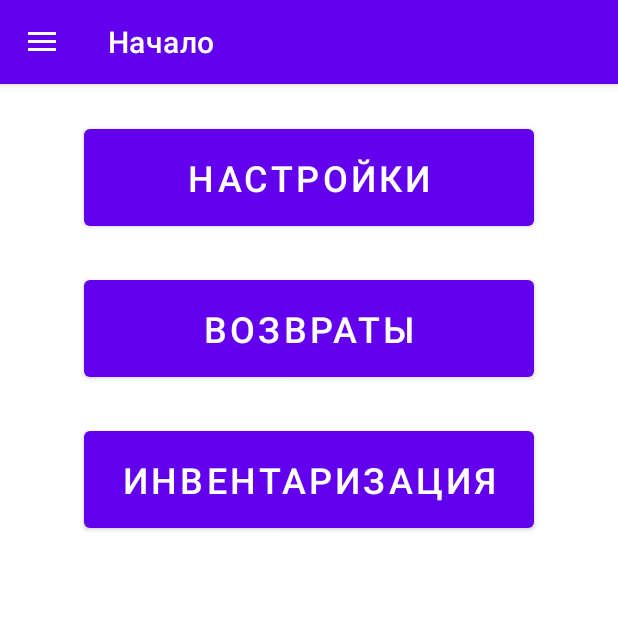
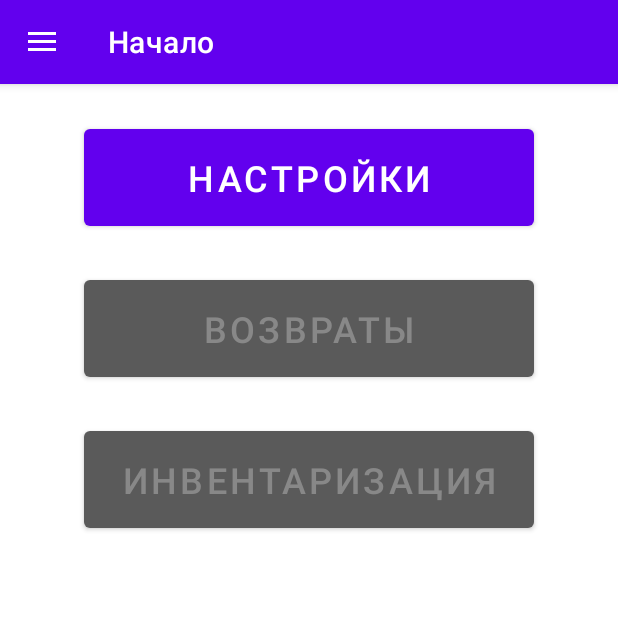
Before and after one commit to uleman1c/ApexWH, an Android app: the screen it shows after launch (MainActivity), on a phone screen of 412 x 824 dp, the top half of it. Run offline under Robolectric (Android 15) with nearby library versions, the light colour scheme and no system bars; our stand-ins replace navigation-ui; libraries missing offline, so code that uses them is left out: com.loopj.android, cz.msebera.android.

Commit message:
home btns ret 2

```diff
--- a/app/src/main/java/com/example/apexwh/DB.java
+++ b/app/src/main/java/com/example/apexwh/DB.java
@@ -620,5 +620,19 @@ public class DB {
 
     }
 
+    public static Boolean isSettingsExist(Context mCtx){
+
+        DB db = new DB(mCtx);
+
+        db.open();
+
+        String warehouseId = db.getConstant("warehouseId");
+
+        db.close();
+
+
+        return warehouseId != null;
+
+    }
 
 }
--- a/app/src/main/java/com/example/apexwh/ui/home/HomeFragment.java
+++ b/app/src/main/java/com/example/apexwh/ui/home/HomeFragment.java
@@ -11,6 +11,7 @@ import androidx.fragment.app.Fragment;
 import androidx.lifecycle.ViewModelProvider;
 import androidx.navigation.Navigation;
 
+import com.example.apexwh.DB;
 import com.example.apexwh.R;
 import com.example.apexwh.databinding.FragmentHomeBinding;
 
@@ -26,6 +27,15 @@ public class HomeFragment extends Fragment {
         binding = FragmentHomeBinding.inflate(inflater, container, false);
         View root = binding.getRoot();
 
+        binding.btnSettings.setOnClickListener(new View.OnClickListener() {
+            @Override
+            public void onClick(View view) {
+
+                Navigation.findNavController(getActivity(), R.id.nav_host_fragment_content_main).navigate(R.id.nav_settings);
+
+            }
+        });
+
         binding.btnReturns.setOnClickListener(new View.OnClickListener() {
             @Override
             public void onClick(View view) {
@@ -34,6 +44,7 @@ public class HomeFragment extends Fragment {
 
             }
         });
+
         binding.btnInvents.setOnClickListener(new View.OnClickListener() {
             @Override
             public void onClick(View view) {
@@ -42,6 +53,18 @@ public class HomeFragment extends Fragment {
 
             }
         });
+
+        if(!DB.isSettingsExist(getContext())){
+
+            binding.btnReturns.setBackgroundColor(getResources().getColor(R.color.gray, null));
+            binding.btnReturns.setTextColor(getResources().getColor(R.color.light_gray, null));
+            binding.btnReturns.setClickable(false);
+
+            binding.btnInvents.setBackgroundColor(getResources().getColor(R.color.gray, null));
+            binding.btnInvents.setTextColor(getResources().getColor(R.color.light_gray, null));
+            binding.btnInvents.setClickable(false);
+
+        }
 
 
 //        final TextView textView = binding.textHome;
--- a/app/src/main/res/menu/activity_main_drawer.xml
+++ b/app/src/main/res/menu/activity_main_drawer.xml
@@ -9,6 +9,10 @@
             android:icon="@drawable/ic_menu_camera"
             android:title="@string/menu_home" />
         <item
+            android:id="@+id/nav_settings"
+            android:icon="@drawable/ic_menu_slideshow"
+            android:title="Настройки" />
+        <item
             android:id="@+id/nav_returns"
             android:icon="@drawable/ic_menu_slideshow"
             android:title="Возвраты" />
--- a/app/src/main/res/navigation/mobile_navigation.xml
+++ b/app/src/main/res/navigation/mobile_navigation.xml
@@ -32,4 +32,9 @@
         android:name="com.example.apexwh.ui.Inventarizations.InventarizationsFragment"
         android:label="Инвентаризации"
         tools:layout="@layout/fragment_inventarizations" />
+    <fragment
+        android:id="@+id/nav_settings"
+        android:name="com.example.apexwh.ui.settings.SettingsFragment"
+        android:label="Настройки"
+        tools:layout="@layout/fragment_settings" />
 </navigation>
--- a/app/src/main/res/values/colors.xml
+++ b/app/src/main/res/values/colors.xml
@@ -7,4 +7,6 @@
     <color name="teal_700">#FF018786</color>
     <color name="black">#FF000000</color>
     <color name="white">#FFFFFFFF</color>
+    <color name="gray">#5A5A5A</color>
+    <color name="light_gray">#888888</color>
 </resources>
```
Also changed, not shown: app/src/main/java/com/example/apexwh/ui/settings/SettingsFragment.java (added, +38 -0 lines), app/src/main/java/com/example/apexwh/ui/settings/SettingsViewModel.java (added, +7 -0 lines), app/src/main/res/layout/fragment_settings.xml (added, +13 -0 lines).
